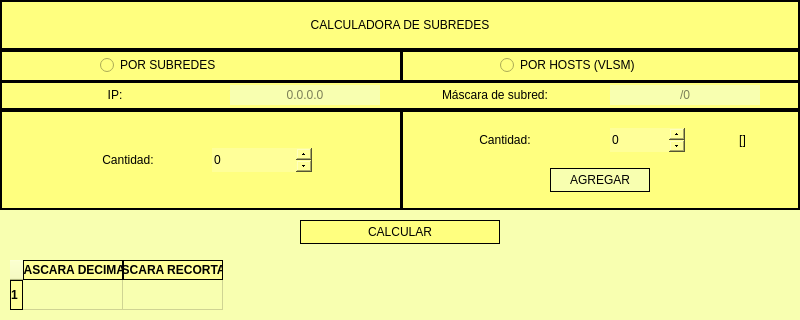
Above: mainwindow.ui from DavidAvalos14/CalculadoraSubredes before the change; both pictures show x 0 to 800 and y 0 to 320 of the 800 by 680 pixel window. Below: the same form after it.
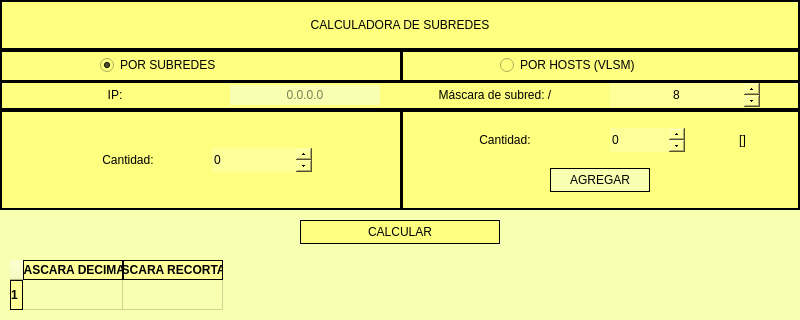
That is the form after the change.

The edit to the form file:
```diff
--- a/mainwindow.ui
+++ b/mainwindow.ui
@@ -126,6 +126,9 @@
      <property name="text">
       <string>POR SUBREDES</string>
      </property>
+     <property name="checked">
+      <bool>true</bool>
+     </property>
     </widget>
     <widget class="QRadioButton" name="radioButton_2">
      <property name="geometry">
@@ -185,27 +188,6 @@
       <string>0.0.0.0</string>
      </property>
     </widget>
-    <widget class="QLineEdit" name="lineEdit_2">
-     <property name="geometry">
-      <rect>
-       <x>610</x>
-       <y>35</y>
-       <width>150</width>
-       <height>20</height>
-      </rect>
-     </property>
-     <property name="styleSheet">
-      <string notr="true">border: none;
-background-color: rgb(248, 255, 176);
-color: rgb(0, 0, 0);</string>
-     </property>
-     <property name="alignment">
-      <set>Qt::AlignmentFlag::AlignCenter</set>
-     </property>
-     <property name="placeholderText">
-      <string>/0</string>
-     </property>
-    </widget>
     <widget class="QLabel" name="label_2">
      <property name="geometry">
       <rect>
@@ -220,12 +202,56 @@
 color: rgb(0, 0, 0);</string>
      </property>
      <property name="text">
-      <string>Máscara de subred:</string>
+      <string>Máscara de subred: /</string>
      </property>
      <property name="alignment">
       <set>Qt::AlignmentFlag::AlignCenter</set>
      </property>
     </widget>
+    <widget class="QSpinBox" name="SB_Mascara">
+     <property name="enabled">
+      <bool>true</bool>
+     </property>
+     <property name="geometry">
+      <rect>
+       <x>610</x>
+       <y>33</y>
+       <width>150</width>
+       <height>24</height>
+      </rect>
+     </property>
+     <property name="styleSheet">
+      <string notr="true">QSpinBox {
+    background-color: rgb(255, 255, 153);
+	border: none;
+color: rgb(0, 0, 0);
+}
+
+QSpinBox::up-button {
+    width: 16px;
+}
+
+QSpinBox::down-button {
+    width: 16px;
+}
+</string>
+     </property>
+     <property name="wrapping">
+      <bool>true</bool>
+     </property>
+     <property name="alignment">
+      <set>Qt::AlignmentFlag::AlignCenter</set>
+     </property>
+     <property name="showGroupSeparator" stdset="0">
+      <bool>false</bool>
+     </property>
+     <property name="minimum">
+      <number>8</number>
+     </property>
+     <property name="maximum">
+      <number>31</number>
+     </property>
+    </widget>
    </widget>
    <widget class="QFrame" name="frame_3">
     <property name="geometry">
```
Left out of the diff: 22 changed lines with no effect on the pictures.
